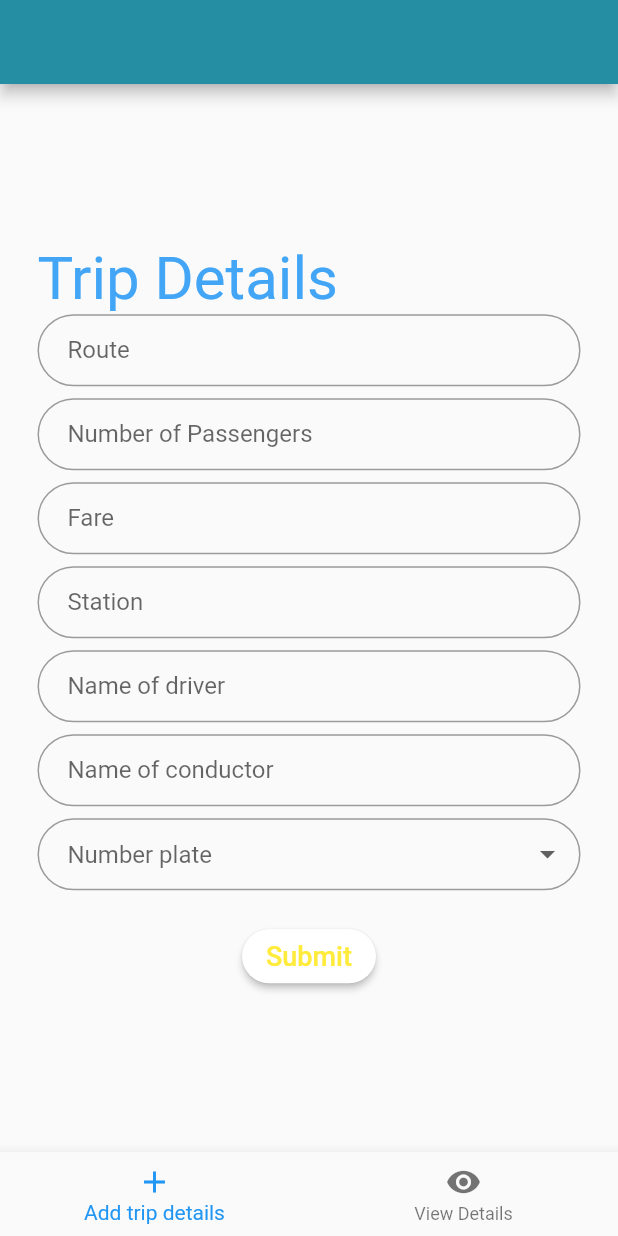
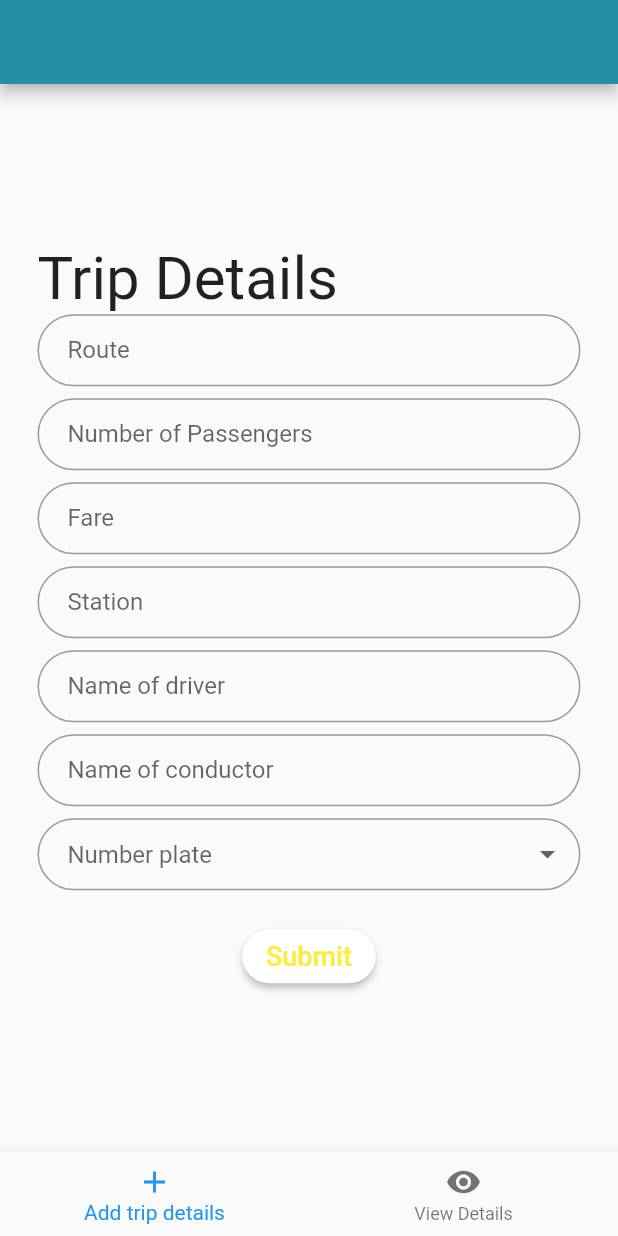
Before and after one commit to Apiyo4/sacco-matatu, a Flutter app: the Homepage screen opened directly, on a phone screen of 412 x 824 dp. Run offline on Flutter 3.47's test engine with Material 2 defaults, Android fonts, the phone set to English and light mode, and no system bars.

Commit message:
Presentation1

```diff
--- a/lib/tripDetails.dart
+++ b/lib/tripDetails.dart
@@ -205,7 +205,7 @@ class _PageOneState extends State<PageOne> {
             new Text(strStringData,
               style: new TextStyle(
 
-                  color: Color.fromARGB(0xFF, 0x42, 0xA5, 0xF5) ,
+//                  color: Color.fromARGB(0xFF, 0x42, 0xA5, 0xF5) ,
                   fontSize: 40.00
               ),
             ),
```
